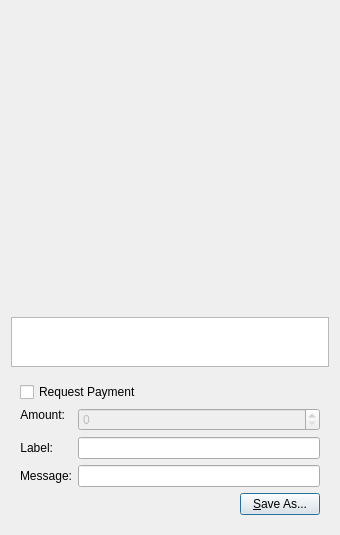
bonpekao/bonpekao, file src/qt/forms/qrcodedialog.ui: the form before one commit.
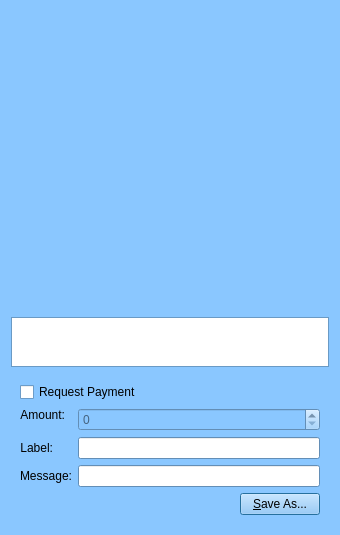
The form after the commit. Custom widgets are drawn as their Qt base class.

The edit to the form file:
```diff
--- a/src/qt/forms/qrcodedialog.ui
+++ b/src/qt/forms/qrcodedialog.ui
@@ -10,6 +10,421 @@
     <height>530</height>
    </rect>
   </property>
+  <property name="palette">
+   <palette>
+    <active>
+     <colorrole role="WindowText">
+      <brush brushstyle="SolidPattern">
+       <color alpha="255">
+        <red>0</red>
+        <green>0</green>
+        <blue>0</blue>
+       </color>
+      </brush>
+     </colorrole>
+     <colorrole role="Button">
+      <brush brushstyle="SolidPattern">
+       <color alpha="255">
+        <red>138</red>
+        <green>199</green>
+        <blue>255</blue>
+       </color>
+      </brush>
+     </colorrole>
+     <colorrole role="Light">
+      <brush brushstyle="SolidPattern">
+       <color alpha="255">
+        <red>255</red>
+        <green>255</green>
+        <blue>255</blue>
+       </color>
+      </brush>
+     </colorrole>
+     <colorrole role="Midlight">
+      <brush brushstyle="SolidPattern">
+       <color alpha="255">
+        <red>196</red>
+        <green>227</green>
+        <blue>255</blue>
+       </color>
+      </brush>
+     </colorrole>
+     <colorrole role="Dark">
+      <brush brushstyle="SolidPattern">
+       <color alpha="255">
+        <red>69</red>
+        <green>99</green>
+        <blue>127</blue>
+       </color>
+      </brush>
+     </colorrole>
+     <colorrole role="Mid">
+      <brush brushstyle="SolidPattern">
+       <color alpha="255">
+        <red>92</red>
+        <green>133</green>
+        <blue>170</blue>
+       </color>
+      </brush>
+     </colorrole>
+     <colorrole role="Text">
+      <brush brushstyle="SolidPattern">
+       <color alpha="255">
+        <red>0</red>
+        <green>0</green>
+        <blue>0</blue>
+       </color>
+      </brush>
+     </colorrole>
+     <colorrole role="BrightText">
+      <brush brushstyle="SolidPattern">
+       <color alpha="255">
+        <red>255</red>
+        <green>255</green>
+        <blue>255</blue>
+       </color>
+      </brush>
+     </colorrole>
+     <colorrole role="ButtonText">
+      <brush brushstyle="SolidPattern">
+       <color alpha="255">
+        <red>0</red>
+        <green>0</green>
+        <blue>0</blue>
+       </color>
+      </brush>
+     </colorrole>
+     <colorrole role="Base">
+      <brush brushstyle="SolidPattern">
+       <color alpha="255">
+        <red>255</red>
+        <green>255</green>
+        <blue>255</blue>
+       </color>
+      </brush>
+     </colorrole>
+     <colorrole role="Window">
+      <brush brushstyle="SolidPattern">
+       <color alpha="255">
+        <red>138</red>
+        <green>199</green>
+        <blue>255</blue>
+       </color>
+      </brush>
+     </colorrole>
+     <colorrole role="Shadow">
+      <brush brushstyle="SolidPattern">
+       <color alpha="255">
+        <red>0</red>
+        <green>0</green>
+        <blue>0</blue>
+       </color>
+      </brush>
+     </colorrole>
+     <colorrole role="AlternateBase">
+      <brush brushstyle="SolidPattern">
+       <color alpha="255">
+        <red>196</red>
+        <green>227</green>
+        <blue>255</blue>
+       </color>
+      </brush>
+     </colorrole>
+     <colorrole role="ToolTipBase">
+      <brush brushstyle="SolidPattern">
+       <color alpha="255">
+        <red>255</red>
+        <green>255</green>
+        <blue>220</blue>
+       </color>
+      </brush>
+     </colorrole>
+     <colorrole role="ToolTipText">
+      <brush brushstyle="SolidPattern">
+       <color alpha="255">
+        <red>0</red>
+        <green>0</green>
+        <blue>0</blue>
+       </color>
+      </brush>
+     </colorrole>
+    </active>
+    <inactive>
+     <colorrole role="WindowText">
+      <brush brushstyle="SolidPattern">
+       <color alpha="255">
+        <red>0</red>
+        <green>0</green>
+        <blue>0</blue>
+       </color>
+      </brush>
+     </colorrole>
+     <colorrole role="Button">
+      <brush brushstyle="SolidPattern">
+       <color alpha="255">
+        <red>138</red>
+        <green>199</green>
+        <blue>255</blue>
+       </color>
+      </brush>
+     </colorrole>
+     <colorrole role="Light">
+      <brush brushstyle="SolidPattern">
+       <color alpha="255">
+        <red>255</red>
+        <green>255</green>
+        <blue>255</blue>
+       </color>
+      </brush>
+     </colorrole>
+     <colorrole role="Midlight">
+      <brush brushstyle="SolidPattern">
+       <color alpha="255">
+        <red>196</red>
+        <green>227</green>
+        <blue>255</blue>
+       </color>
+      </brush>
+     </colorrole>
+     <colorrole role="Dark">
+      <brush brushstyle="SolidPattern">
+       <color alpha="255">
+        <red>69</red>
+        <green>99</green>
+        <blue>127</blue>
+       </color>
+      </brush>
+     </colorrole>
+     <colorrole role="Mid">
+      <brush brushstyle="SolidPattern">
+       <color alpha="255">
+        <red>92</red>
+        <green>133</green>
+        <blue>170</blue>
+       </color>
+      </brush>
+     </colorrole>
+     <colorrole role="Text">
+      <brush brushstyle="SolidPattern">
+       <color alpha="255">
+        <red>0</red>
+        <green>0</green>
+        <blue>0</blue>
+       </color>
+      </brush>
+     </colorrole>
+     <colorrole role="BrightText">
+      <brush brushstyle="SolidPattern">
+       <color alpha="255">
+        <red>255</red>
+        <green>255</green>
+        <blue>255</blue>
+       </color>
+      </brush>
+     </colorrole>
+     <colorrole role="ButtonText">
+      <brush brushstyle="SolidPattern">
+       <color alpha="255">
+        <red>0</red>
+        <green>0</green>
+        <blue>0</blue>
+       </color>
+      </brush>
+     </colorrole>
+     <colorrole role="Base">
+      <brush brushstyle="SolidPattern">
+       <color alpha="255">
+        <red>255</red>
+        <green>255</green>
+        <blue>255</blue>
+       </color>
+      </brush>
+     </colorrole>
+     <colorrole role="Window">
+      <brush brushstyle="SolidPattern">
+       <color alpha="255">
+        <red>138</red>
+        <green>199</green>
+        <blue>255</blue>
+       </color>
+      </brush>
+     </colorrole>
+     <colorrole role="Shadow">
+      <brush brushstyle="SolidPattern">
+       <color alpha="255">
+        <red>0</red>
+        <green>0</green>
+        <blue>0</blue>
+       </color>
+      </brush>
+     </colorrole>
+     <colorrole role="AlternateBase">
+      <brush brushstyle="SolidPattern">
+       <color alpha="255">
+        <red>196</red>
+        <green>227</green>
+        <blue>255</blue>
+       </color>
+      </brush>
+     </colorrole>
+     <colorrole role="ToolTipBase">
+      <brush brushstyle="SolidPattern">
+       <color alpha="255">
+        <red>255</red>
+        <green>255</green>
+        <blue>220</blue>
+       </color>
+      </brush>
+     </colorrole>
+     <colorrole role="ToolTipText">
+      <brush brushstyle="SolidPattern">
+       <color alpha="255">
+        <red>0</red>
+        <green>0</green>
+        <blue>0</blue>
+       </color>
+      </brush>
+     </colorrole>
+    </inactive>
+    <disabled>
+     <colorrole role="WindowText">
+      <brush brushstyle="SolidPattern">
+       <color alpha="255">
+        <red>69</red>
+        <green>99</green>
+        <blue>127</blue>
+       </color>
+      </brush>
+     </colorrole>
+     <colorrole role="Button">
+      <brush brushstyle="SolidPattern">
+       <color alpha="255">
+        <red>138</red>
+        <green>199</green>
+        <blue>255</blue>
+       </color>
+      </brush>
+     </colorrole>
+     <colorrole role="Light">
+      <brush brushstyle="SolidPattern">
+       <color alpha="255">
+        <red>255</red>
+        <green>255</green>
+        <blue>255</blue>
+       </color>
+      </brush>
+     </colorrole>
+     <colorrole role="Midlight">
+      <brush brushstyle="SolidPattern">
+       <color alpha="255">
+        <red>196</red>
+        <green>227</green>
+        <blue>255</blue>
+       </color>
+      </brush>
+     </colorrole>
+     <colorrole role="Dark">
+      <brush brushstyle="SolidPattern">
+       <color alpha="255">
+        <red>69</red>
+        <green>99</green>
+        <blue>127</blue>
+       </color>
+      </brush>
+     </colorrole>
+     <colorrole role="Mid">
+      <brush brushstyle="SolidPattern">
+       <color alpha="255">
+        <red>92</red>
+        <green>133</green>
+        <blue>170</blue>
+       </color>
+      </brush>
+     </colorrole>
+     <colorrole role="Text">
+      <brush brushstyle="SolidPattern">
+       <color alpha="255">
+        <red>69</red>
+        <green>99</green>
+        <blue>127</blue>
+       </color>
+      </brush>
+     </colorrole>
+     <colorrole role="BrightText">
+      <brush brushstyle="SolidPattern">
+       <color alpha="255">
+        <red>255</red>
+        <green>255</green>
+        <blue>255</blue>
+       </color>
+      </brush>
+     </colorrole>
+     <colorrole role="ButtonText">
+      <brush brushstyle="SolidPattern">
+       <color alpha="255">
+        <red>69</red>
+        <green>99</green>
+        <blue>127</blue>
+       </color>
+      </brush>
+     </colorrole>
+     <colorrole role="Base">
+      <brush brushstyle="SolidPattern">
+       <color alpha="255">
+        <red>138</red>
+        <green>199</green>
+        <blue>255</blue>
+       </color>
+      </brush>
+     </colorrole>
+     <colorrole role="Window">
+      <brush brushstyle="SolidPattern">
+       <color alpha="255">
+        <red>138</red>
+        <green>199</green>
+        <blue>255</blue>
+       </color>
+      </brush>
+     </colorrole>
+     <colorrole role="Shadow">
+      <brush brushstyle="SolidPattern">
+       <color alpha="255">
+        <red>0</red>
+        <green>0</green>
+        <blue>0</blue>
+       </color>
+      </brush>
+     </colorrole>
+     <colorrole role="AlternateBase">
+      <brush brushstyle="SolidPattern">
+       <color alpha="255">
+        <red>138</red>
+        <green>199</green>
+        <blue>255</blue>
+       </color>
+      </brush>
+     </colorrole>
+     <colorrole role="ToolTipBase">
+      <brush brushstyle="SolidPattern">
+       <color alpha="255">
+        <red>255</red>
+        <green>255</green>
+        <blue>220</blue>
+       </color>
+      </brush>
+     </colorrole>
+     <colorrole role="ToolTipText">
+      <brush brushstyle="SolidPattern">
+       <color alpha="255">
+        <red>0</red>
+        <green>0</green>
+        <blue>0</blue>
+       </color>
+      </brush>
+     </colorrole>
+    </disabled>
+   </palette>
+  </property>
   <property name="windowTitle">
    <string>QR Code Dialog</string>
   </property>
```
Left out of the diff: 1 changed line with no effect on the pictures.
